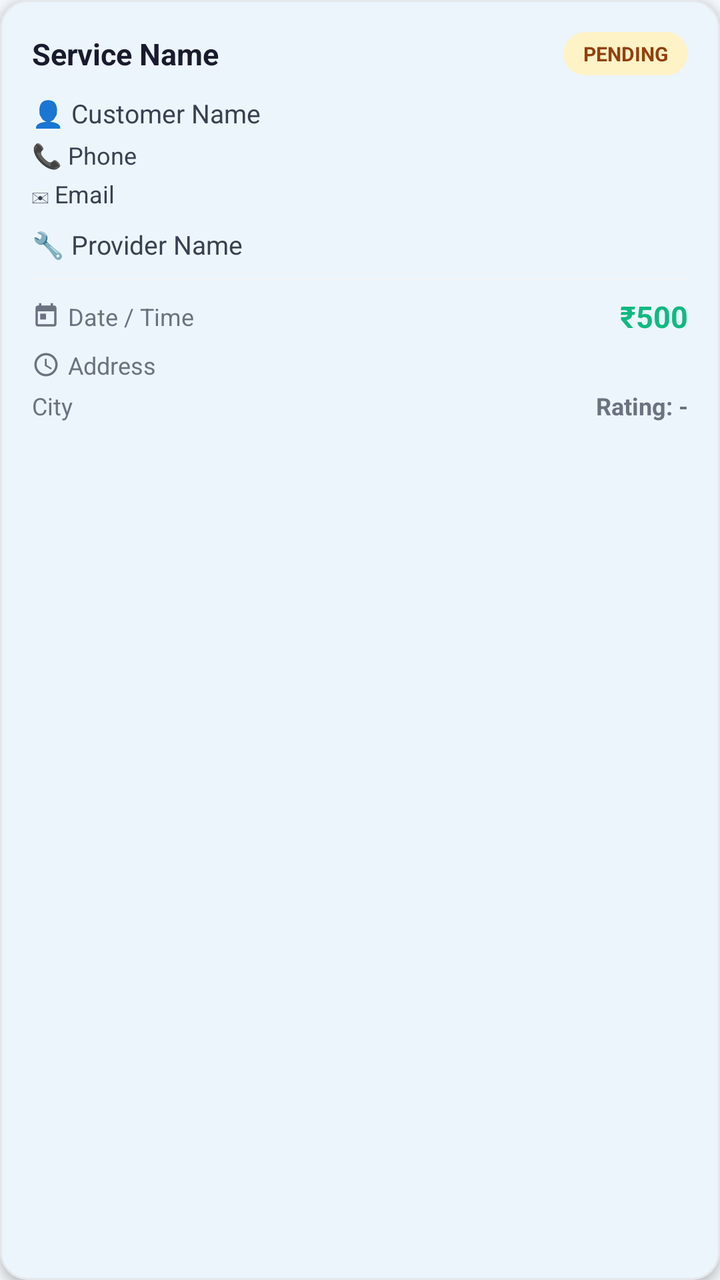
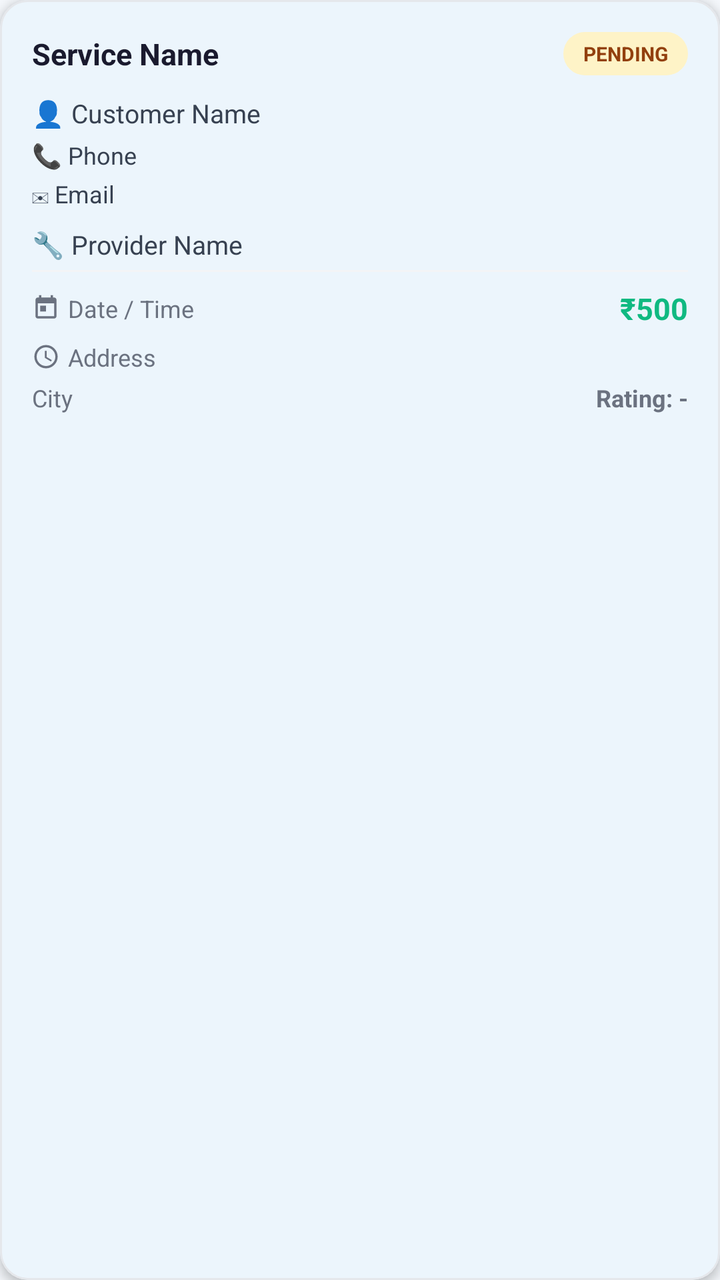

The first picture is an Android layout as it rendered before a commit; the second is the same layout after the commit. The layout source and the unified diff follow.
<!-- AndroidManifest.xml: application theme Theme.QuickFix -->
<!-- res/layout/item_admin_booking_card.xml -->
<?xml version="1.0" encoding="utf-8"?>
<com.google.android.material.card.MaterialCardView
    xmlns:android="http://schemas.android.com/apk/res/android"
    xmlns:app="http://schemas.android.com/apk/res-auto"
    android:layout_width="match_parent"
    android:layout_height="wrap_content"
    android:layout_marginStart="16dp"
    android:layout_marginEnd="16dp"
    android:layout_marginTop="6dp"
    android:layout_marginBottom="6dp"
    app:cardCornerRadius="14dp"
    app:cardElevation="3dp"
    android:clickable="true"
    android:focusable="true"
    android:foreground="?attr/selectableItemBackground">

    <LinearLayout
        android:layout_width="match_parent"
        android:layout_height="wrap_content"
        android:orientation="vertical"
        android:padding="16dp">

        
        <LinearLayout
            android:layout_width="match_parent"
            android:layout_height="wrap_content"
            android:orientation="horizontal"
            android:gravity="center_vertical"
            android:layout_marginBottom="10dp">

            <TextView
                android:id="@+id/tvServiceName"
                android:layout_width="0dp"
                android:layout_height="wrap_content"
                android:layout_weight="1"
                android:text="Service Name"
                android:textColor="@color/text_primary"
                android:textSize="15sp"
                android:textStyle="bold"
                android:maxLines="1"
                android:ellipsize="end" />

            <TextView
                android:id="@+id/tvStatus"
                android:layout_width="wrap_content"
                android:layout_height="wrap_content"
                android:paddingHorizontal="10dp"
                android:paddingVertical="4dp"
                android:text="PENDING"
                android:textSize="10sp"
                android:textStyle="bold"
                android:backgroundTint="#FEF3C7"
                android:background="@drawable/bg_status_pending"
                android:textColor="#92400E" />

        </LinearLayout>

        
        <TextView
            android:id="@+id/tvCategory"
            android:layout_width="wrap_content"
            android:layout_height="wrap_content"
            android:paddingHorizontal="8dp"
            android:paddingVertical="2dp"
            android:text="Plumbing"
            android:textSize="11sp"
            android:textColor="#3B82F6"
            android:background="@drawable/bg_chip_blue"
            android:layout_marginBottom="10dp"
            android:visibility="gone" />

        
        <TextView
            android:id="@+id/tvCustomerName"
            android:layout_width="match_parent"
            android:layout_height="wrap_content"
            android:text="👤 Customer Name"
            android:textColor="#374151"
            android:textSize="13sp"
            android:layout_marginBottom="4dp" />

        <TextView
            android:id="@+id/tvCustomerPhone"
            android:layout_width="match_parent"
            android:layout_height="wrap_content"
            android:text="📞 Phone"
            android:textColor="#374151"
            android:textSize="12sp"
            android:layout_marginBottom="3dp" />

        <TextView
            android:id="@+id/tvCustomerEmail"
            android:layout_width="match_parent"
            android:layout_height="wrap_content"
            android:text="✉ Email"
            android:textColor="#374151"
            android:textSize="12sp"
            android:layout_marginBottom="8dp" />

        
        <TextView
            android:id="@+id/tvProviderName"
            android:layout_width="match_parent"
            android:layout_height="wrap_content"
            android:text="🔧 Provider Name"
            android:textColor="#374151"
            android:textSize="13sp"
            android:layout_marginBottom="8dp" />

        
        <View
            android:layout_width="match_parent"
            android:layout_height="1dp"
            android:background="#F3F4F6"
            android:layout_marginBottom="8dp" />

        
        <LinearLayout
            android:layout_width="match_parent"
            android:layout_height="wrap_content"
            android:orientation="horizontal"
            android:gravity="center_vertical"
            android:layout_marginBottom="6dp">

            <ImageView
                android:layout_width="14dp"
                android:layout_height="14dp"
                android:src="@drawable/ic_calendar"
                android:layout_marginEnd="4dp"
                android:contentDescription="Date"
                app:tint="#6B7280" />

            <TextView
                android:id="@+id/tvDateTime"
                android:layout_width="0dp"
                android:layout_height="wrap_content"
                android:layout_weight="1"
                android:text="Date / Time"
                android:textColor="@color/text_secondary"
                android:textSize="12sp" />

            <TextView
                android:id="@+id/tvPrice"
                android:layout_width="wrap_content"
                android:layout_height="wrap_content"
                android:text="₹500"
                android:textColor="#10B981"
                android:textSize="15sp"
                android:textStyle="bold" />

        </LinearLayout>

        
        <LinearLayout
            android:layout_width="match_parent"
            android:layout_height="wrap_content"
            android:orientation="horizontal"
            android:gravity="center_vertical">

            <ImageView
                android:layout_width="14dp"
                android:layout_height="14dp"
                android:src="@drawable/ic_location"
                android:layout_marginEnd="4dp"
                android:contentDescription="Address"
                app:tint="#6B7280" />

            <TextView
                android:id="@+id/tvAddress"
                android:layout_width="match_parent"
                android:layout_height="wrap_content"
                android:text="Address"
                android:textColor="@color/text_secondary"
                android:textSize="12sp"
                android:maxLines="2"
                android:ellipsize="end" />

        </LinearLayout>

        
        <LinearLayout
            android:layout_width="match_parent"
            android:layout_height="wrap_content"
            android:orientation="horizontal"
            android:gravity="center_vertical"
            android:layout_marginTop="4dp">

            <TextView
                android:id="@+id/tvCity"
                android:layout_width="0dp"
                android:layout_height="wrap_content"
                android:layout_weight="1"
                android:text="City"
                android:textColor="@color/text_secondary"
                android:textSize="12sp" />

            <TextView
                android:id="@+id/tvRating"
                android:layout_width="wrap_content"
                android:layout_height="wrap_content"
                android:text="Rating: -"
                android:textColor="@color/text_secondary"
                android:textSize="12sp"
                android:textStyle="bold" />
        </LinearLayout>

    </LinearLayout>
</com.google.android.material.card.MaterialCardView>
<!-- resources referenced by this layout -->
<resources>
  <color name="text_primary">#1A1A2E</color>
  <color name="text_secondary">#6B7280</color>
  <!-- drawable bg_chip_blue (drawable) -->
  <?xml version="1.0" encoding="utf-8"?>
  <shape xmlns:android="http://schemas.android.com/apk/res/android"
      android:shape="rectangle">
      <solid android:color="#DBEAFE" />
      <corners android:radius="20dp" />
  </shape>
  <!-- drawable bg_status_pending (drawable) -->
  <?xml version="1.0" encoding="utf-8"?>
  <shape xmlns:android="http://schemas.android.com/apk/res/android"
      android:shape="rectangle">
      <solid android:color="#FFF3E0" />
      <corners android:radius="20dp" />
      <padding
          android:left="10dp"
          android:top="4dp"
          android:right="10dp"
          android:bottom="4dp" />
  </shape>
  <!-- drawable ic_calendar (drawable) -->
  <?xml version="1.0" encoding="utf-8"?>
  <vector xmlns:android="http://schemas.android.com/apk/res/android"
      android:width="24dp"
      android:height="24dp"
      android:viewportWidth="24"
      android:viewportHeight="24">
      <path
          android:fillColor="#666666"
          android:pathData="M19,3h-1V1h-2v2H8V1H6v2H5C3.89,3 3.01,3.9 3.01,5L3,19c0,1.1 0.89,2 2,2h14c1.1,0 2,-0.9 2,-2V5C21,3.9 20.1,3 19,3zM19,19H5V8h14V19zM7,10h5v5H7V10z"/>
  </vector>
  <!-- drawable ic_location (drawable) -->
  <?xml version="1.0" encoding="utf-8"?>
  <vector xmlns:android="http://schemas.android.com/apk/res/android"
      android:width="24dp"
      android:height="24dp"
      android:viewportWidth="24"
      android:viewportHeight="24">
      <path
          android:fillColor="#666666"
          android:pathData="M12,2C6.48,2 2,6.48 2,12s4.48,10 10,10 10,-4.48 10,-10S17.52,2 12,2zM12,20c-4.42,0 -8,-3.58 -8,-8s3.58,-8 8,-8 8,3.58 8,8 -3.58,8 -8,8zM12.5,7H11v6l5.25,3.15 0.75,-1.23 -4.5,-2.67z"/>
  </vector>
  <style name="Theme.QuickFix" parent="Base.Theme.QuickFix" />
  <color name="primary">#1E88E5</color>
  <color name="primary_dark">#1565C0</color>
  <color name="accent_green">#43A047</color>
  <color name="screen_background">#F4F7FB</color>
  <color name="card_bg">#FFFFFF</color>
  <color name="surface_variant">#F5F7FA</color>
  <color name="divider">#E5E7EB</color>
  <style name="Theme.QuickFix.AdminDialog" parent="ThemeOverlay.Material3.MaterialAlertDialog">
          <item name="colorSurface">@color/card_bg</item>
          <item name="colorOnSurface">@color/text_primary</item>
          <item name="colorOutline">@color/divider</item>
      </style>
  <style name="Theme.QuickFix.BottomSheet" parent="ThemeOverlay.Material3.BottomSheetDialog">
          <item name="colorSurface">@color/card_bg</item>
          <item name="colorOnSurface">@color/text_primary</item>
          <item name="android:colorBackground">@color/card_bg</item>
      </style>
  <style name="Widget.QuickFix.Button" parent="Widget.Material3.Button">
          <item name="backgroundTint">@color/primary</item>
          <item name="android:textColor">@color/white</item>
      </style>
  <style name="Widget.QuickFix.Chip.Filter" parent="Widget.Material3.Chip.Filter">
          <item name="chipBackgroundColor">@color/surface_variant</item>
          <item name="android:textColor">@color/text_primary</item>
          <item name="checkedIconTint">@color/primary</item>
      </style>
  <color name="white">#FFFFFFFF</color>
  <color name="input_background">#FFFFFF</color>
  <color name="input_stroke">#1E88E5</color>
  <color name="error_red">#D32F2F</color>
  <color name="input_hint">#6B7280</color>
  <color name="input_icon">#455A64</color>
  <!-- unchanged entries left out for length: 2 -->
</resources>

<!-- the commit's change to res/layout/item_admin_booking_card.xml (unified diff, before → after) -->
@@ -105,7 +105,17 @@
             android:text="🔧 Provider Name"
             android:textColor="#374151"
             android:textSize="13sp"
-            android:layout_marginBottom="8dp" />
+            android:layout_marginBottom="4dp" />
+
+        <TextView
+            android:id="@+id/tvTechnicianDetails"
+            android:layout_width="match_parent"
+            android:layout_height="wrap_content"
+            android:text="👷 Technician: -\n📞 Phone: -"
+            android:textColor="#4B5563"
+            android:textSize="12sp"
+            android:layout_marginBottom="8dp"
+            android:visibility="gone" />
 
         
         <View
